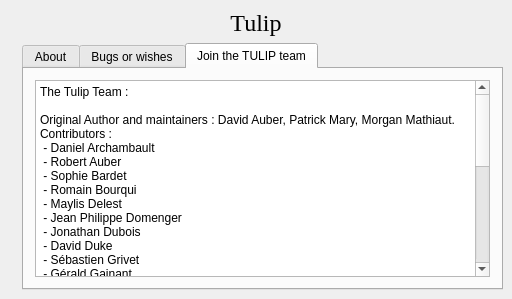
Before: the Qt Designer form software/tulip/designer/InfoDialog.ui in vadivelselvaraj/TulipGLImprovement, drawn with Qt 5.
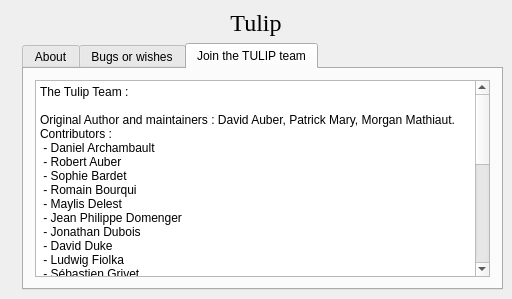
After: the same form once the commit is applied. The open tabs and pages were chosen to show the change. Icons and pictures are not drawn.

Commit message: integrate update of the list of contributors from tulip_3_5_maint

The edit to the form file:
```diff
--- a/software/tulip/designer/InfoDialog.ui
+++ b/software/tulip/designer/InfoDialog.ui
@@ -189,6 +189,7 @@
 &lt;p style=" margin-top:0px; margin-bottom:0px; margin-left:0px; margin-right:0px; -qt-block-indent:0; text-indent:0px;"> - Jean Philippe Domenger&lt;/p>
 &lt;p style=" margin-top:0px; margin-bottom:0px; margin-left:0px; margin-right:0px; -qt-block-indent:0; text-indent:0px;"> - Jonathan Dubois&lt;/p>
 &lt;p style=" margin-top:0px; margin-bottom:0px; margin-left:0px; margin-right:0px; -qt-block-indent:0; text-indent:0px;"> - David Duke&lt;/p>
+&lt;p style=" margin-top:0px; margin-bottom:0px; margin-left:0px; margin-right:0px; -qt-block-indent:0; text-indent:0px;"> - Ludwig Fiolka&lt;/p>
 &lt;p style=" margin-top:0px; margin-bottom:0px; margin-left:0px; margin-right:0px; -qt-block-indent:0; text-indent:0px;"> - Sébastien Grivet&lt;/p>
 &lt;p style=" margin-top:0px; margin-bottom:0px; margin-left:0px; margin-right:0px; -qt-block-indent:0; text-indent:0px;"> - Gérald Gainant&lt;/p>
 &lt;p style=" margin-top:0px; margin-bottom:0px; margin-left:0px; margin-right:0px; -qt-block-indent:0; text-indent:0px;"> - Charles Huet&lt;/p>
```
